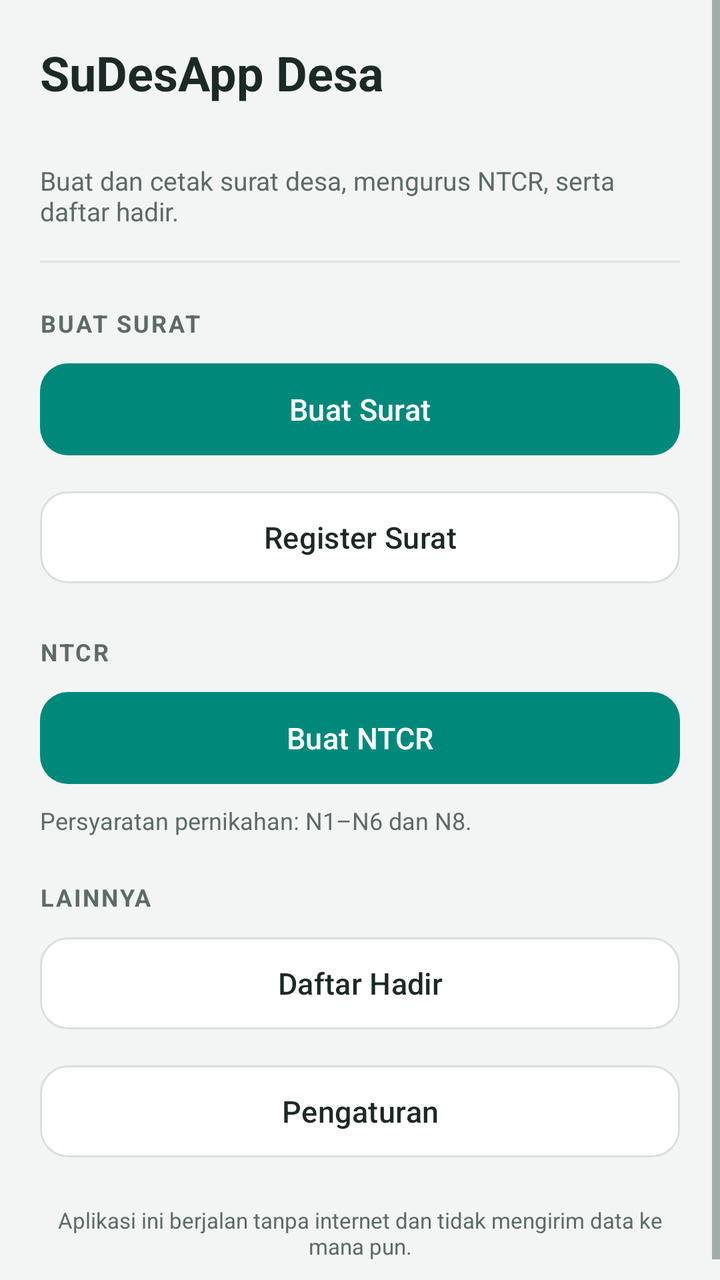
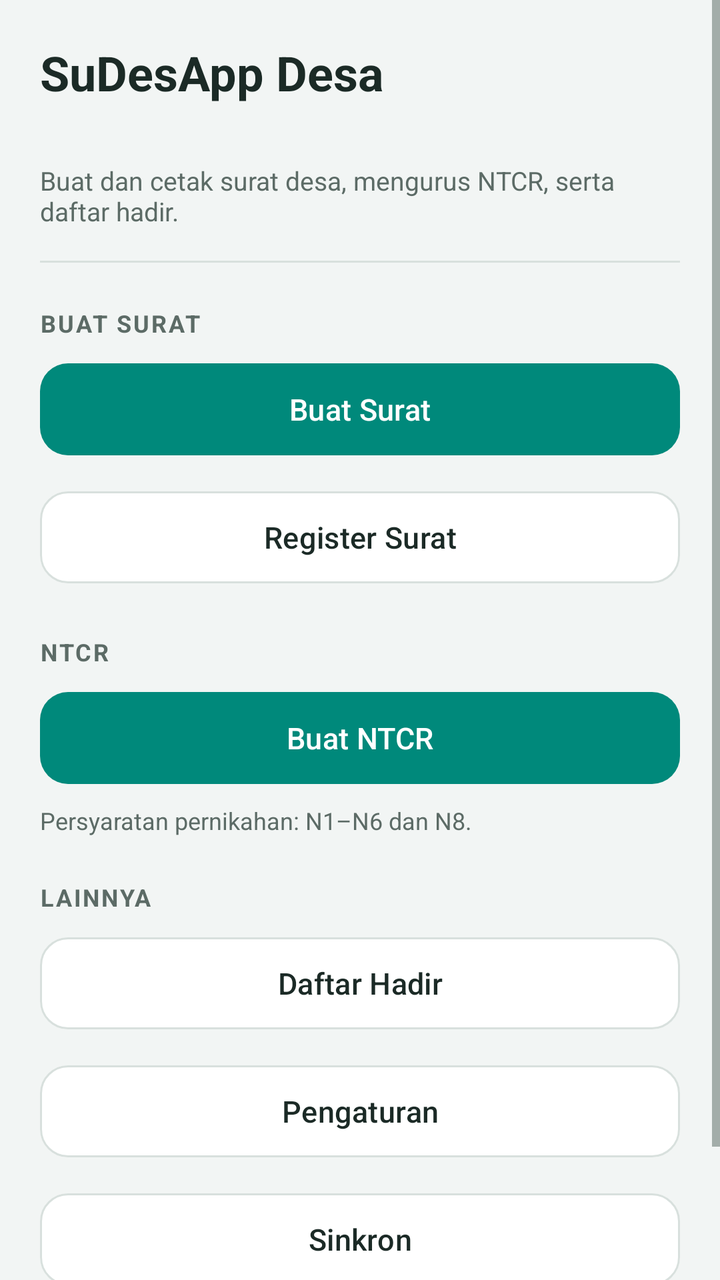

Before-and-after screenshots of an Android layout around one commit, followed by the original layout XML and the change that was made.
<!-- AndroidManifest.xml: application theme Theme.SuDesAndroid -->
<!-- res/layout/activity_main.xml -->
<?xml version="1.0" encoding="utf-8"?>
<ScrollView xmlns:android="http://schemas.android.com/apk/res/android"
    android:layout_width="match_parent"
    android:layout_height="match_parent"
    android:background="@color/page"
    android:fillViewport="true">

    <LinearLayout
        android:layout_width="match_parent"
        android:layout_height="wrap_content"
        android:orientation="vertical"
        android:padding="20dp">

        
        <TextView
            android:layout_width="match_parent"
            android:layout_height="wrap_content"
            android:text="@string/app_name"
            android:textColor="@color/teks"
            android:textSize="24sp"
            android:textStyle="bold" />

        <TextView
            android:id="@+id/nama_desa"
            android:layout_width="match_parent"
            android:layout_height="wrap_content"
            android:layout_marginTop="2dp"
            android:textColor="@color/teks_redup"
            android:textSize="14sp" />

        <TextView
            android:layout_width="match_parent"
            android:layout_height="wrap_content"
            android:layout_marginTop="8dp"
            android:text="@string/kerangka_menu"
            android:textColor="@color/teks_redup"
            android:textSize="13sp" />

        <View
            android:layout_width="match_parent"
            android:layout_height="1dp"
            android:layout_marginTop="16dp"
            android:background="@color/garis" />

        
        <TextView
            style="@style/MenuJudulGrup"
            android:text="@string/grup_buat_surat" />

        <Button
            android:id="@+id/btn_buat_surat"
            style="@style/MenuTombolUtama"
            android:text="@string/menu_buat_surat" />

        <Button
            android:id="@+id/btn_register_surat"
            style="@style/MenuTombol"
            android:layout_marginTop="10dp"
            android:text="@string/menu_register_surat" />

        
        <TextView
            style="@style/MenuJudulGrup"
            android:text="@string/grup_ntcr" />

        <Button
            android:id="@+id/btn_buat_ntcr"
            style="@style/MenuTombolUtama"
            android:text="@string/menu_buat_ntcr" />

        <TextView
            android:layout_width="match_parent"
            android:layout_height="wrap_content"
            android:layout_marginTop="6dp"
            android:text="@string/keterangan_ntcr"
            android:textColor="@color/teks_redup"
            android:textSize="12sp" />

        
        <TextView
            style="@style/MenuJudulGrup"
            android:text="@string/grup_lainnya" />

        <Button
            android:id="@+id/btn_daftar_hadir"
            style="@style/MenuTombol"
            android:text="@string/menu_daftar_hadir" />

        <Button
            android:id="@+id/btn_pengaturan"
            style="@style/MenuTombol"
            android:layout_marginTop="10dp"
            android:text="@string/menu_pengaturan" />

        <TextView
            android:layout_width="match_parent"
            android:layout_height="wrap_content"
            android:layout_marginTop="20dp"
            android:gravity="center"
            android:text="@string/catatan_privasi"
            android:textColor="@color/teks_redup"
            android:textSize="11sp" />

    </LinearLayout>
</ScrollView>
<!-- resources referenced by this layout -->
<resources>
  <color name="garis">#D8E0DD</color>
  <color name="page">#F2F5F4</color>
  <color name="teks">#1B2A26</color>
  <color name="teks_redup">#5C6B66</color>
  <string name="app_name">SuDesApp Desa</string>
  <string name="catatan_privasi">Aplikasi ini berjalan tanpa internet dan tidak mengirim data ke mana pun.</string>
  <string name="grup_buat_surat">BUAT SURAT</string>
  <string name="grup_lainnya">LAINNYA</string>
  <string name="grup_ntcr">NTCR</string>
  <string name="kerangka_menu">Buat dan cetak surat desa, mengurus NTCR, serta daftar hadir.</string>
  <string name="keterangan_ntcr">Persyaratan pernikahan: N1–N6 dan N8.</string>
  <string name="menu_buat_ntcr">Buat NTCR</string>
  <string name="menu_buat_surat">Buat Surat</string>
  <string name="menu_daftar_hadir">Daftar Hadir</string>
  <string name="menu_pengaturan">Pengaturan</string>
  <string name="menu_register_surat">Register Surat</string>
  <style name="MenuJudulGrup">
          <item name="android:layout_width">match_parent</item>
          <item name="android:layout_height">wrap_content</item>
          <item name="android:textSize">12sp</item>
          <item name="android:textStyle">bold</item>
          <item name="android:textColor">@color/teks_redup</item>
          <item name="android:letterSpacing">0.08</item>
          <item name="android:layout_marginTop">22dp</item>
          <item name="android:layout_marginBottom">8dp</item>
      </style>
  <style name="MenuTombol" parent="Widget.Material3.Button">
          <item name="android:layout_width">match_parent</item>
          <item name="android:layout_height">54dp</item>
          <item name="android:textSize">15sp</item>
          <item name="android:textAllCaps">false</item>
          <item name="android:gravity">center</item>
          <item name="backgroundTint">@color/surface</item>
          <item name="android:textColor">@color/teks</item>
          <item name="strokeColor">@color/garis</item>
          <item name="strokeWidth">1dp</item>
          <item name="cornerRadius">14dp</item>
          <item name="elevation">0dp</item>
      </style>
  <style name="MenuTombolUtama" parent="MenuTombol">
          <item name="backgroundTint">@color/accent</item>
          <item name="android:textColor">#FFFFFF</item>
          <item name="strokeWidth">0dp</item>
      </style>
  <style name="Theme.SuDesAndroid" parent="Theme.Material3.DayNight.NoActionBar">
          <item name="colorPrimary">@color/accent</item>
          <item name="colorOnPrimary">#FFFFFF</item>
          <item name="colorSecondary">@color/accent_dark</item>
          <item name="android:colorBackground">@color/page</item>
          <item name="colorSurface">@color/surface</item>
          <item name="android:textColor">@color/teks</item>
          <item name="android:textColorPrimary">@color/teks</item>
          <item name="android:textColorSecondary">@color/teks_redup</item>
      </style>
  <color name="surface">#FFFFFF</color>
  <color name="accent">#00897B</color>
  <color name="accent_dark">#00695C</color>
</resources>

<!-- the commit's change to res/layout/activity_main.xml (unified diff, before → after) -->
@@ -92,6 +92,12 @@
             android:layout_marginTop="10dp"
             android:text="@string/menu_pengaturan" />
 
+        <Button
+            android:id="@+id/btn_sinkron"
+            style="@style/MenuTombol"
+            android:layout_marginTop="10dp"
+            android:text="@string/menu_sinkron" />
+
         <TextView
             android:layout_width="match_parent"
             android:layout_height="wrap_content"
<!-- resource entries referenced after the edit -->
@@ -5,7 +5,7 @@
   <color name="teks">#1B2A26</color>
   <color name="teks_redup">#5C6B66</color>
   <string name="app_name">SuDesApp Desa</string>
-  <string name="catatan_privasi">Aplikasi ini berjalan tanpa internet dan tidak mengirim data ke mana pun.</string>
+  <string name="catatan_privasi">PDF surat tersimpan di perangkat. Isian surat ikut antrean supaya register desktop bisa melanjutkan penomoran resmi.</string>
   <string name="grup_buat_surat">BUAT SURAT</string>
   <string name="grup_lainnya">LAINNYA</string>
   <string name="grup_ntcr">NTCR</string>
@@ -16,6 +16,7 @@
   <string name="menu_daftar_hadir">Daftar Hadir</string>
   <string name="menu_pengaturan">Pengaturan</string>
   <string name="menu_register_surat">Register Surat</string>
+  <string name="menu_sinkron">Sinkron</string>
   <style name="MenuJudulGrup">
           <item name="android:layout_width">match_parent</item>
           <item name="android:layout_height">wrap_content</item>
